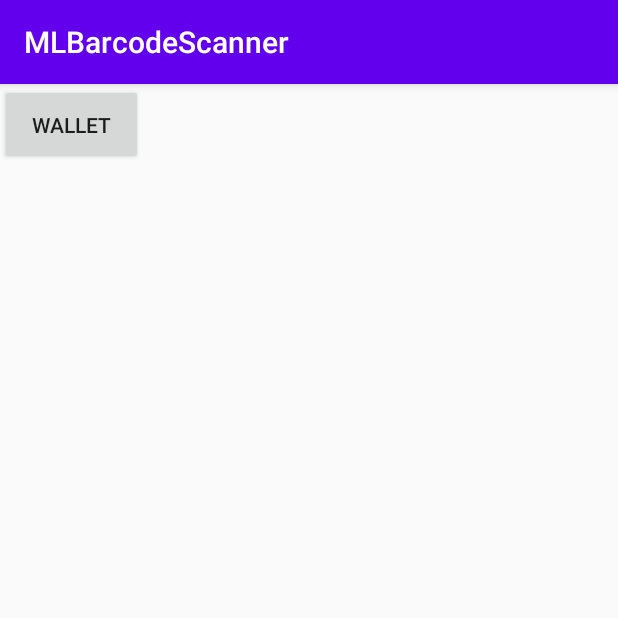
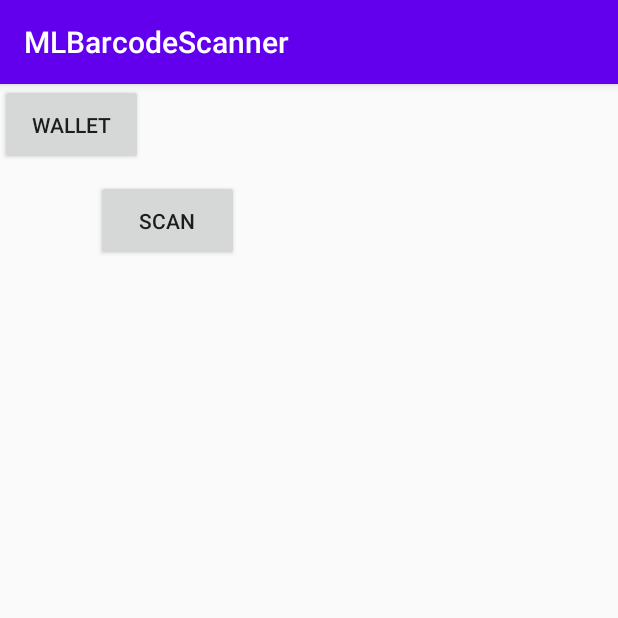
Before and after one commit to ngochai4404/barcode, an Android app: the screen it shows after launch (ListProductActivity), on a phone screen of 412 x 824 dp, the top half of it. Run offline under Robolectric (Android 15) with nearby library versions, the phone set to English and light mode, and no system bars.

```diff
--- a/app/src/main/AndroidManifest.xml
+++ b/app/src/main/AndroidManifest.xml
@@ -38,6 +38,11 @@
 
 
         </activity>
+
+        <activity android:name=".ProductDetailActivity">
+
+
+        </activity>
     </application>
 
 </manifest>
--- a/app/src/main/java/com/khaled/mlbarcodescanner/ListProductActivity.kt
+++ b/app/src/main/java/com/khaled/mlbarcodescanner/ListProductActivity.kt
@@ -23,6 +23,7 @@ class ListProductActivity : AppCompatActivity() {
 
         StrictMode.setThreadPolicy(policy)
         btnWallet.setOnClickListener { startActivity(Intent(baseContext,WalletActivity::class.java)) }
+        btnScan.setOnClickListener { startActivity(Intent(baseContext,MainActivity::class.java)) }
     }
 
     override fun onResume() {
--- a/app/src/main/java/com/khaled/mlbarcodescanner/model/Product.kt
+++ b/app/src/main/java/com/khaled/mlbarcodescanner/model/Product.kt
@@ -11,4 +11,5 @@ data class Product(
                    @SerializedName("name") var name: String,
                    @SerializedName("date") var date: String,
                    @SerializedName("format")  val format: String,
+                   @SerializedName("price")  val price: Double,
     @SerializedName("image") var Image: String)
--- a/app/src/main/java/com/khaled/mlbarcodescanner/network/ApiInterface.kt
+++ b/app/src/main/java/com/khaled/mlbarcodescanner/network/ApiInterface.kt
@@ -7,6 +7,7 @@ import retrofit2.http.GET
 import javax.inject.Singleton
 import retrofit2.converter.gson.GsonConverterFactory
 import retrofit2.http.Path
+import retrofit2.http.Query
 
 
 interface ApiInterface {
@@ -17,6 +18,8 @@ interface ApiInterface {
     @GET("/api/product/{code}")
     fun getProductByCode(@Path("code") code: String) : Call<Product>
 
+    @GET("/api/orders/checking")
+    fun order(@Query("tx") tx: String) : Call<Any>
     companion object {
         @Singleton
         var BASE_URL = "http://192.168.1.8:3000"
--- a/app/src/main/res/layout/activity_product.xml
+++ b/app/src/main/res/layout/activity_product.xml
@@ -22,5 +22,12 @@
         android:text="@string/wallet"
         app:layout_constraintStart_toStartOf="parent"
         app:layout_constraintTop_toTopOf="parent" />
-
+    <androidx.appcompat.widget.AppCompatButton
+        android:id="@+id/btnScan"
+        android:layout_width="95dp"
+        android:layout_height="54dp"
+        android:layout_margin="64dp"
+        android:text="@string/scan"
+        app:layout_constraintStart_toStartOf="parent"
+        app:layout_constraintTop_toTopOf="parent" />
 </androidx.constraintlayout.widget.ConstraintLayout>
--- a/app/src/main/res/layout/activity_wallet.xml
+++ b/app/src/main/res/layout/activity_wallet.xml
@@ -18,6 +18,7 @@
             android:layout_height="wrap_content"/>
         <EditText
             android:id="@+id/edtWallet"
+            android:text="8c3149dc82bd0725b011909a898962ff332a2d88e8bf8c2358fd174962f44678"
             android:layout_width="match_parent"
             android:layout_height="wrap_content"/>
         <androidx.appcompat.widget.AppCompatButton
--- a/app/src/main/res/values/strings.xml
+++ b/app/src/main/res/values/strings.xml
@@ -1,4 +1,5 @@
 <resources>
     <string name="app_name">MLBarcodeScanner</string>
     <string name="wallet">Wallet</string>
+    <string name="scan">Scan</string>
 </resources>
--- a/app/src/main/res/xml/network_security_config.xml
+++ b/app/src/main/res/xml/network_security_config.xml
@@ -1,6 +1,6 @@
 <?xml version="1.0" encoding="utf-8"?>
 <network-security-config>
     <domain-config cleartextTrafficPermitted="true">
-        <domain includeSubdomains="true">192.168.1.8</domain>
+        <domain includeSubdomains="true">http://192.168.1.8</domain>
     </domain-config>
 </network-security-config>
```
Also changed, not shown: app/src/main/java/com/khaled/mlbarcodescanner/MainActivity.kt (+12 -5 lines), app/src/main/java/com/khaled/mlbarcodescanner/ProductDetailActivity.kt (added, +81 -0 lines), app/src/main/res/layout/product_detail.xml (added, +20 -0 lines).
